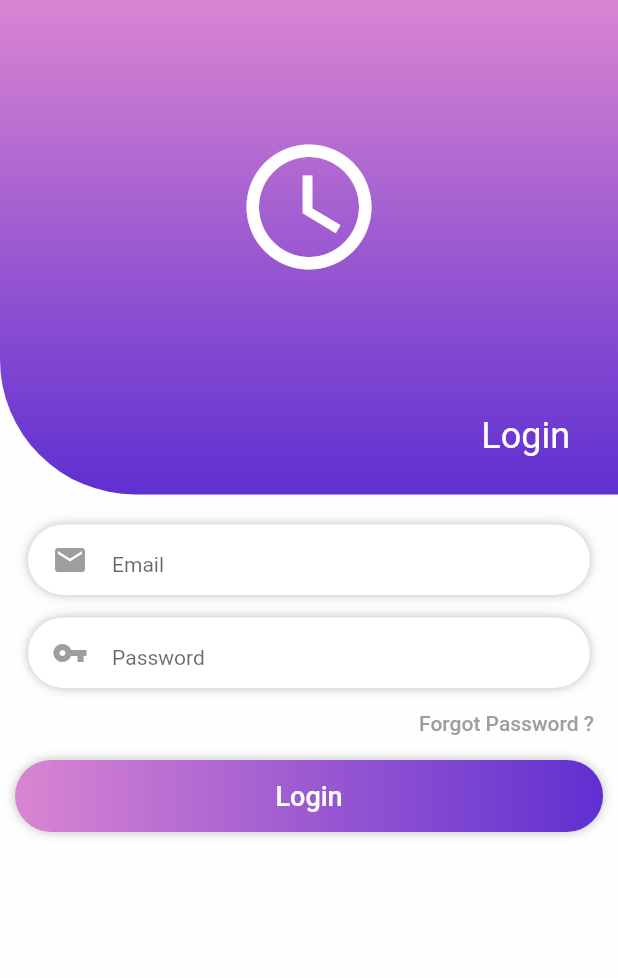
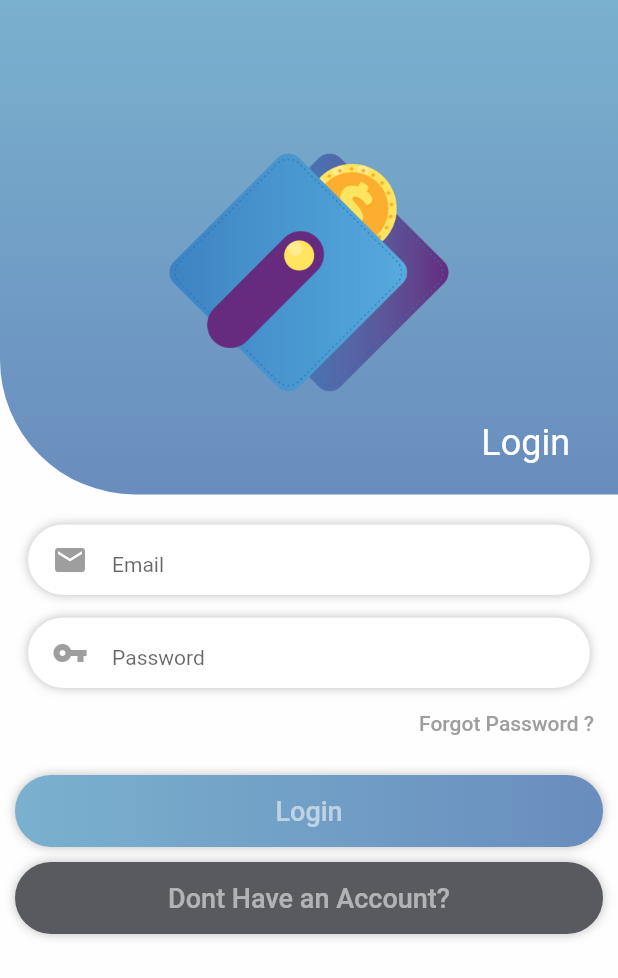
Before and after one commit to anwarabdullahn/saku-mobile, a Flutter app: the screen it shows after launch, on a phone screen of 412 x 824 dp. Shown: the top 978 px of the screen. Run offline on Flutter 3.47's test engine with Material 2 defaults, Android fonts, the phone set to English and light mode, and no system bars.

Commit message:
button widget

```diff
--- a/lib/pages/LoginPage.dart
+++ b/lib/pages/LoginPage.dart
@@ -1,6 +1,7 @@
 import 'package:flutter/material.dart';
 import 'package:flutter/services.dart';
 import 'package:saku_mobile/widgets/Input.dart';
+import '../widgets/button.dart';
 
 class LoginPage extends StatefulWidget {
   @override
@@ -31,26 +32,30 @@ class _LoginPage extends State<LoginPage> {
                   begin: Alignment.topCenter,
                   end: Alignment.bottomCenter,
                   colors: [
-                    Color(0xFFD985D1),
-                    Color(0xFF5F2FD1),
+                    Color(0xFF7AB1CE),
+                    Color(0xFF698DBE),
                   ],
                 ),
                 borderRadius:
                     BorderRadius.only(bottomLeft: Radius.circular(90))),
             child: Column(
               mainAxisAlignment: MainAxisAlignment.center,
+              crossAxisAlignment: CrossAxisAlignment.center,
               children: <Widget>[
-                Spacer(),
+                Spacer(flex: 1),
                 Align(
                   alignment: Alignment.center,
-                  child:
-                      Icon(Icons.access_time, color: Colors.white, size: 100),
+                  child: Image.asset(
+                    'assets/logo.png',
+                    height: 200,
+                    width: 200,
+                    fit: BoxFit.scaleDown,
+                  ),
                 ),
-                Spacer(),
                 Align(
                     alignment: Alignment.bottomRight,
                     child: Padding(
-                      padding: const EdgeInsets.only(right: 32, bottom: 25),
+                      padding: const EdgeInsets.only(right: 32, bottom: 20),
                       child: Text(
                         'Login',
                         style: TextStyle(color: Colors.white, fontSize: 24),
@@ -85,30 +90,8 @@ class _LoginPage extends State<LoginPage> {
                   onPressed: () {},
                 ),
               ),
-              Container(
-                margin: EdgeInsets.fromLTRB(10, 0, 10, 0),
-                decoration: BoxDecoration(
-                  boxShadow: [BoxShadow(color: Colors.black26, blurRadius: 5)],
-                  borderRadius: BorderRadius.all(Radius.circular(40)),
-                  gradient: LinearGradient(
-                    begin: Alignment.centerLeft,
-                    end: Alignment.centerRight,
-                    colors: [
-                      Color(0xFFD985D1),
-                      Color(0xFF5F2FD1),
-                    ],
-                  ),
-                ),
-                child: Center(
-                  child: FlatButton(
-                    onPressed: () {},
-                    child: Text(
-                      'Login',
-                      style: TextStyle(color: Colors.white, fontSize: 18),
-                    ),
-                  ),
-                ),
-              )
+              Button(text: 'Login', isPrimary: true),
+              Button(text: 'Dont Have an Account?')
             ],
           ))
         ],
--- /dev/null
+++ b/lib/widgets/button.dart
@@ -0,0 +1,33 @@
+import 'package:flutter/material.dart';
+
+class Button extends StatelessWidget {
+  final String text;
+  final bool isPrimary;
+  Button({this.text, this.isPrimary = false});
+
+  @override
+  Widget build(BuildContext context) {
+    return Container(
+      margin: EdgeInsets.fromLTRB(10, 10, 10, 0),
+      decoration: BoxDecoration(
+        boxShadow: [BoxShadow(color: Colors.black26, blurRadius: 5)],
+        borderRadius: BorderRadius.all(Radius.circular(40)),
+        gradient: LinearGradient(
+            begin: Alignment.centerLeft,
+            end: Alignment.centerRight,
+            colors: isPrimary
+                ? [Color(0xFF7AB1CE), Color(0xFF698DBE)]
+                : [Color(0xFF585A60), Color(0xFF585A60)]),
+      ),
+      child: Center(
+        child: FlatButton(
+          onPressed: () {},
+          child: Text(
+            text,
+            style: TextStyle(color: Colors.white54, fontSize: 18),
+          ),
+        ),
+      ),
+    );
+  }
+}
--- a/pubspec.yaml
+++ b/pubspec.yaml
@@ -41,8 +41,8 @@ flutter:
   uses-material-design: true
 
   # To add assets to your application, add an assets section, like this:
-  # assets:
-  #  - images/a_dot_burr.jpeg
+  assets:
+    - assets/logo.png
   #  - images/a_dot_ham.jpeg
 
   # An image asset can refer to one or more resolution-specific "variants", see
```
Also changed, not shown: assets/logo.png (added).
